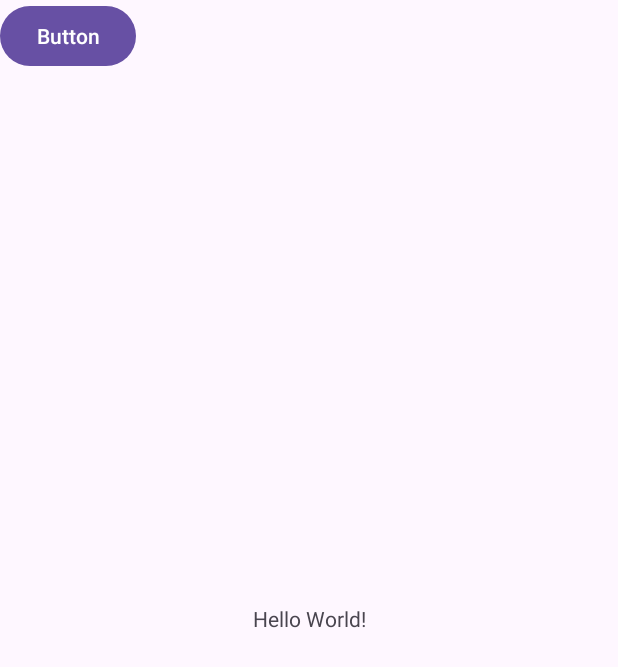
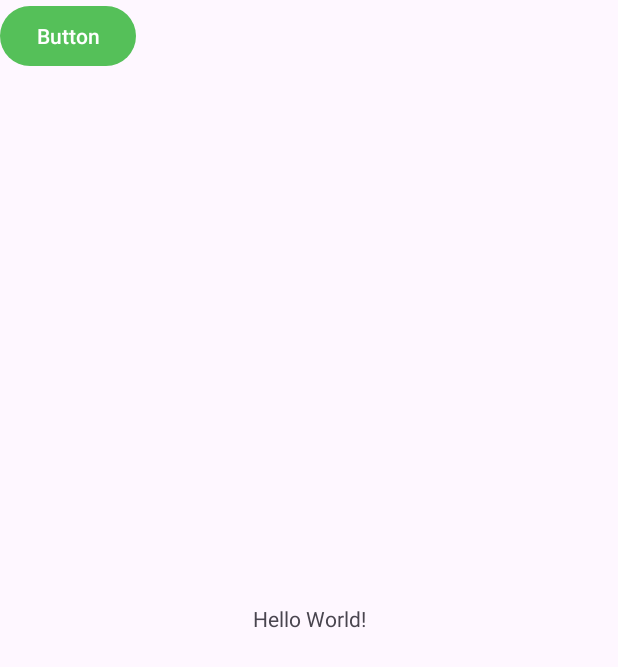
Before and after one commit to luisca990/GreenGardenApp, an Android app: the screen it shows after launch (MainActivity), on a phone screen of 412 x 824 dp. Shown: the top 667 px of the screen. Run offline under Robolectric (Android 15) with nearby library versions, the phone set to English and light mode, and no system bars.

Commit message:
Add colors of the app to files themes and colors

```diff
--- a/app/src/main/res/values/colors.xml
+++ b/app/src/main/res/values/colors.xml
@@ -2,4 +2,6 @@
 <resources>
     <color name="black">#FF000000</color>
     <color name="white">#FFFFFFFF</color>
+    <color name="colorPrimary">#55C059</color>
+    <color name="colorSecondary">#ECECEC</color>
 </resources>
--- a/app/src/main/res/values/themes.xml
+++ b/app/src/main/res/values/themes.xml
@@ -1,8 +1,8 @@
 <resources xmlns:tools="http://schemas.android.com/tools">
     <!-- Base application theme. -->
     <style name="Base.Theme.GreenGardenApp" parent="Theme.Material3.DayNight.NoActionBar">
-        <!-- Customize your light theme here. -->
-        <!-- <item name="colorPrimary">@color/my_light_primary</item> -->
+        <item name="colorPrimary">@color/colorPrimary</item>
+        <item name="colorSecondary">@color/colorSecondary</item>
     </style>
 
     <style name="Theme.GreenGardenApp" parent="Base.Theme.GreenGardenApp" />
```
